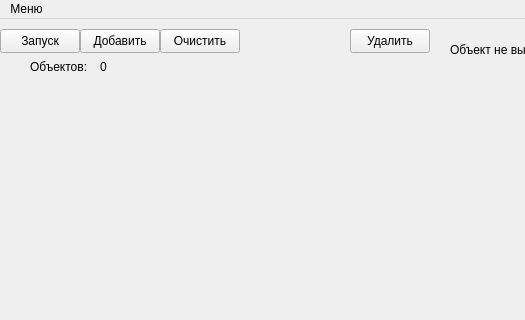
Before: the Qt Designer form Simulation/mainwindow.ui in Kandrw/Simulation, drawn with Qt 5; both pictures show x 0 to 525 and y 0 to 320 of the 800 by 600 pixel window.
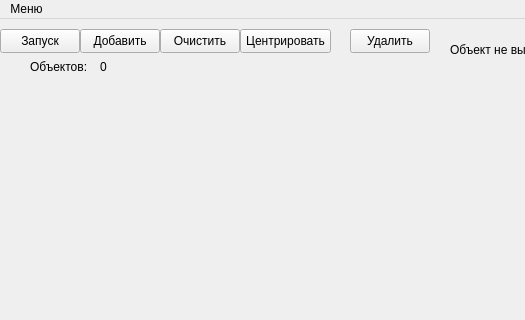
After: the same form once the commit is applied.

What changed in the file:
```diff
--- a/Simulation/mainwindow.ui
+++ b/Simulation/mainwindow.ui
@@ -105,6 +105,19 @@
      <string>Объект не выбран</string>
     </property>
    </widget>
+   <widget class="QPushButton" name="button_map_simulation_center">
+    <property name="geometry">
+     <rect>
+      <x>240</x>
+      <y>10</y>
+      <width>91</width>
+      <height>24</height>
+     </rect>
+    </property>
+    <property name="text">
+     <string>Центрировать</string>
+    </property>
+   </widget>
   </widget>
   <widget class="QMenuBar" name="menubar">
    <property name="geometry">
```
